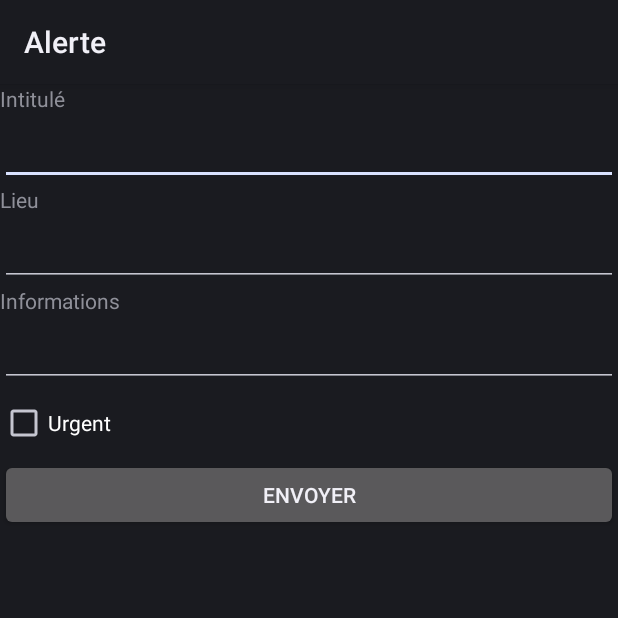
After one commit to Dorsumsellae/zooProject, an Android app: the AlertActivity screen opened directly, with no data from a screen before it, on a phone screen of 412 x 824 dp, the top half of it. The commit adds this screen. Run offline under Robolectric (Android 15) with nearby library versions, the phone set to English and light mode, and no system bars.

Commit message:
Add form and toast to AlertActivity

```diff
--- a/app/src/main/AndroidManifest.xml
+++ b/app/src/main/AndroidManifest.xml
@@ -21,6 +21,7 @@
         <activity android:name=".MapActivity" android:label="@string/zoo_map_title"/>
         <activity android:name=".TankActivity" android:label="@string/tank_title"/>
         <activity android:name=".PopCornActivity" android:label="@string/popcorn_title"/>
+        <activity android:name=".AlertActivity" android:label="@string/alert_title"/>
 
     </application>
 
--- /dev/null
+++ b/app/src/main/java/fr/ldnr/nmb/zooproject/AlertActivity.java
@@ -0,0 +1,24 @@
+package fr.ldnr.nmb.zooproject;
+
+import android.app.Activity;
+import android.os.Bundle;
+import android.view.View;
+import android.widget.EditText;
+import android.widget.Toast;
+
+import androidx.annotation.Nullable;
+
+public class AlertActivity extends Activity {
+
+    @Override
+    protected void onCreate(@Nullable Bundle savedInstanceState) {
+        super.onCreate(savedInstanceState);
+        setContentView(R.layout.alert_layout);
+    }
+
+    public void send(View view) {
+        EditText inputIntitule = findViewById(R.id.alert_intitule_input);
+        String alertIntitule = inputIntitule.getText().toString();
+        Toast.makeText(this, "Envoi " + alertIntitule, Toast.LENGTH_LONG).show();
+    }
+}
--- a/app/src/main/java/fr/ldnr/nmb/zooproject/HomeActivity.java
+++ b/app/src/main/java/fr/ldnr/nmb/zooproject/HomeActivity.java
@@ -24,18 +24,30 @@ public class HomeActivity extends Activity {
         setContentView(R.layout.home_layout);
         readNewsFromFile();
 
-        Button button_map = findViewById(R.id.button_map);
-        button_map.setOnClickListener(btnMapListener);
+        Button map_btn = findViewById(R.id.map_btn);
+        map_btn.setOnClickListener(btnMapListener);
+
+        Button alert_btn = findViewById(R.id.alert_btn);
+        alert_btn.setOnClickListener(btnAlertListener);
     }
 
     public void toMap() {
         Intent i = new Intent(this, MapActivity.class);
         startActivity(i);
     }
+    public void toAlertActivity() {
+        Intent i = new Intent(this, AlertActivity.class);
+        startActivity(i);
+    }
 
     private final View.OnClickListener btnMapListener = view -> {
         Log.i("HomeActivity", "onClick");
         toMap();
+    };
+
+    private final View.OnClickListener btnAlertListener = view -> {
+        Log.i("HomeActivity", "onClick");
+        toAlertActivity();
     };
 
     private void readNewsFromFile() {
--- /dev/null
+++ b/app/src/main/res/layout/alert_layout.xml
@@ -0,0 +1,71 @@
+<?xml version="1.0" encoding="utf-8"?>
+<LinearLayout xmlns:android="http://schemas.android.com/apk/res/android"
+    xmlns:app="http://schemas.android.com/apk/res-auto"
+    xmlns:tools="http://schemas.android.com/tools"
+    android:layout_width="match_parent"
+    android:layout_height="match_parent"
+    android:orientation="vertical" >
+
+    <TextView
+        android:id="@+id/alert_intitulé_TV"
+        android:layout_width="match_parent"
+        android:layout_height="wrap_content"
+        android:text="@string/alert_input_title"
+        android:labelFor="@id/alert_intitule_input" />
+
+    <EditText
+        android:id="@+id/alert_intitule_input"
+        android:layout_width="match_parent"
+        android:layout_height="wrap_content"
+        android:ems="10"
+        android:inputType="textCapWords"
+        android:minHeight="48dp"
+        android:text="" />
+
+    <TextView
+        android:id="@+id/alert_lieu_TV"
+        android:layout_width="match_parent"
+        android:layout_height="wrap_content"
+        android:text="@string/alert_input_local"
+        android:labelFor="@id/alert_lieu_input" />
+
+    <EditText
+        android:id="@+id/alert_lieu_input"
+        android:layout_width="match_parent"
+        android:layout_height="wrap_content"
+        android:ems="10"
+        android:inputType="textCapSentences"
+        android:minHeight="48dp"
+        android:text="" />
+
+    <TextView
+        android:id="@+id/alert_informations_TV"
+        android:layout_width="match_parent"
+        android:layout_height="wrap_content"
+        android:text="@string/alert_input_info"
+        android:labelFor="@id/alert_informations_input"/>
+
+    <EditText
+        android:id="@+id/alert_informations_input"
+        android:layout_width="match_parent"
+        android:layout_height="wrap_content"
+        android:ems="10"
+        android:inputType="textCapSentences|textMultiLine"
+        android:minHeight="48dp"
+        android:text="" />
+
+    <CheckBox
+        android:id="@+id/alert_urgent_CB"
+        android:layout_width="match_parent"
+        android:layout_height="wrap_content"
+        android:minHeight="48dp"
+        android:text="@string/urgent" />
+
+    <Button
+        android:id="@+id/alert_submit_btn"
+        android:layout_width="match_parent"
+        android:layout_height="wrap_content"
+        android:text="@string/alert_btn_submit"
+        android:onClick="send"/>
+
+</LinearLayout>
--- a/app/src/main/res/layout/home_layout.xml
+++ b/app/src/main/res/layout/home_layout.xml
@@ -5,7 +5,7 @@
     android:orientation="vertical">
 
     <Button
-        android:id="@+id/button_map"
+        android:id="@+id/map_btn"
         android:layout_width="wrap_content"
         android:layout_height="wrap_content"
         android:text="@string/button_map" />
@@ -29,4 +29,10 @@
         android:layout_height="wrap_content"
         android:text="@string/stub" />
 
+    <Button
+        android:id="@+id/alert_btn"
+        android:layout_width="match_parent"
+        android:layout_height="wrap_content"
+        android:text="@string/alert_title" />
+
 </LinearLayout>
--- a/app/src/main/res/values/strings.xml
+++ b/app/src/main/res/values/strings.xml
@@ -21,4 +21,10 @@
     <string name="home_tvInfos">Bienvenue les gens dans notre <b>zoo</b> plutôt <i>chouette</i> de 12 000 km<sup><small>2</small></sup>.\nN\'hésitez pas à vous <b>taillez</b> la part du <u>lion</u>.\nEn cas de problème,ou d\'éléphant dans les boutiques de porcelaine, n\'ayez pas peur de donner votre langue au chat et contacter le +33 6 79 12 12 12</string>
     <string name="home_tvNews">Les news</string>
     <string name="stub" translatable="false">**********</string>
+    <string name="alert_title">Alerte</string>
+    <string name="alert_input_title">Intitulé</string>
+    <string name="urgent">Urgent</string>
+    <string name="alert_input_local">Lieu</string>
+    <string name="alert_input_info">Informations</string>
+    <string name="alert_btn_submit">Envoyer</string>
 </resources>
```
Also changed, not shown: 1 other file.
